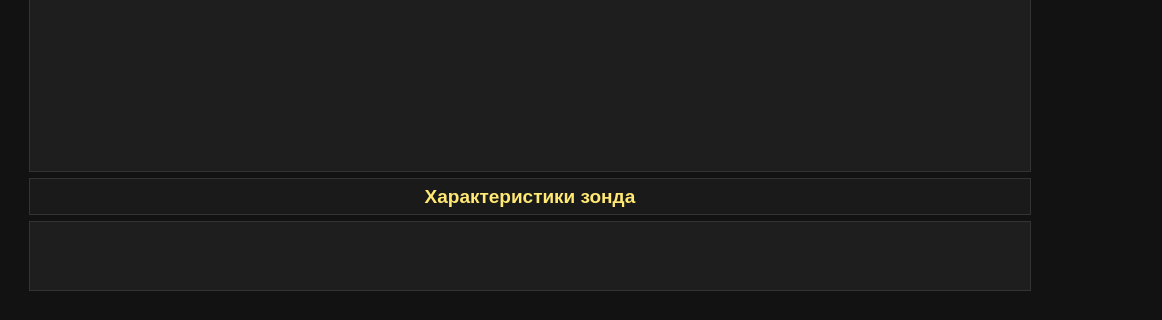
This is lab.ui in 4locker4/Lab-auto as Qt 5 draws it before an edit; both pictures show x 0 to 1162 and y 480 to 800 of the 1400 by 800 pixel window. The edited form follows.
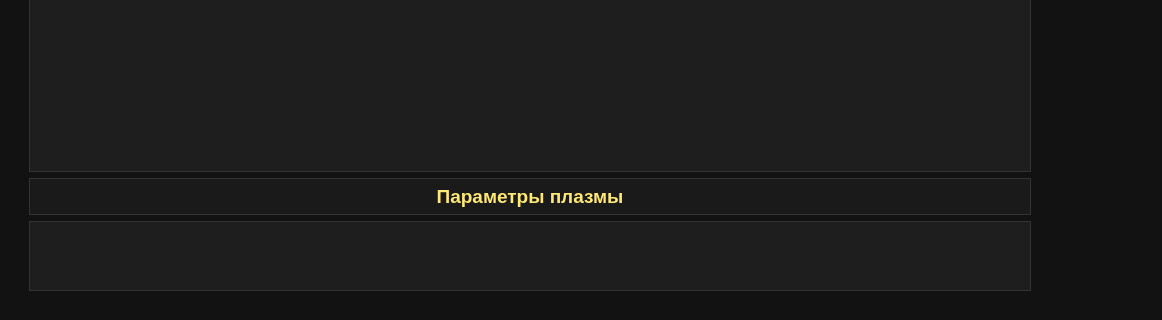
This is the edited form. The open tabs and pages were chosen to show the change.

Diff of the .ui file:
```diff
--- a/lab.ui
+++ b/lab.ui
@@ -351,7 +351,7 @@
        <item>
         <widget class="QLabel" name="label_probe_params">
          <property name="text">
-          <string>Характеристики зонда</string>
+          <string>Параметры плазмы</string>
          </property>
          <property name="alignment">
           <set>Qt::AlignCenter</set>
```
